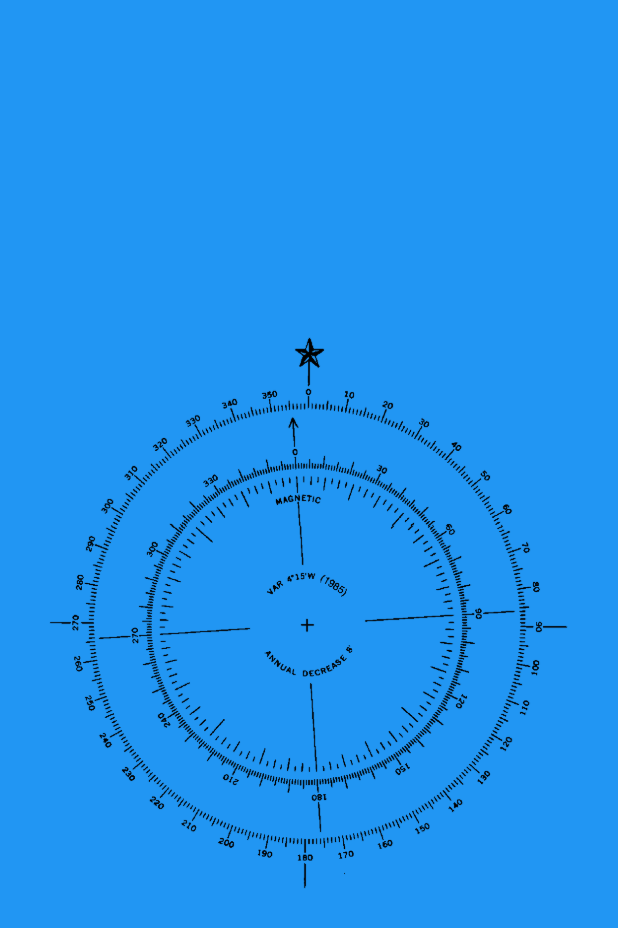
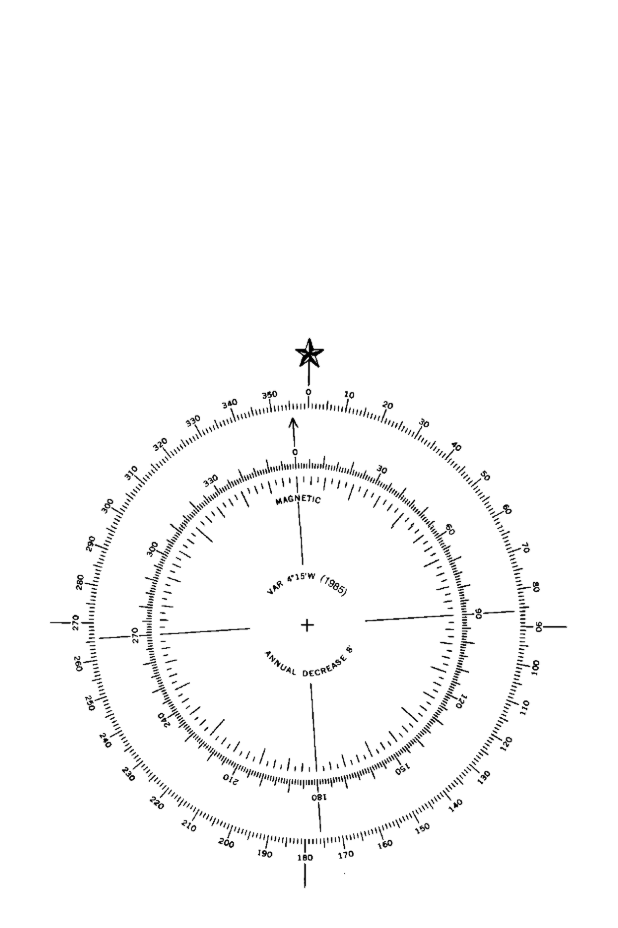
Before and after one commit to Delos-343/Flutter-Compass, a Flutter app: the screen it shows after launch, on a phone screen of 412 x 824 dp. Shown: the top 928 px of the screen. Run offline on Flutter 3.47's test engine with Material 2 defaults, Android fonts, the phone set to English and light mode, and no system bars; our stand-ins replace flutter_compass, permission_handler.

Commit message:
checking for updates

```diff
--- a/lib/main.dart
+++ b/lib/main.dart
@@ -36,13 +36,13 @@ class _MyAppState extends State<MyApp> {
         primarySwatch: Colors.orange,
       ),
       home: Scaffold(
-        backgroundColor: Colors.blue,
+        backgroundColor: Colors.white,
         body: Builder(builder: (context) {
-          if(_hasPermissions) {
+          // if(_hasPermissions) {
             return _buildCompass();
-          } else {
-            return _buildPermissionSheet();
-          }
+          // } else {
+          //  return _buildPermissionSheet();
+          //}
         }),
       ),
     );
```
